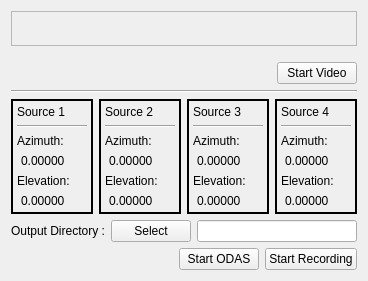
Above: src/app/gui/conference.ui from introlab/rendezvous before the change. Below: the same form after it.
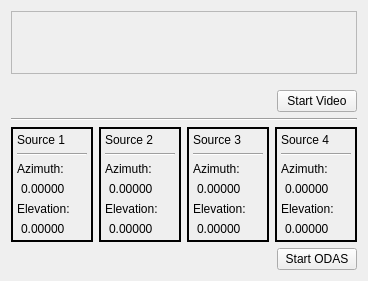
That is the form after the change.

Commit message: split conference and recording UI

```diff
--- a/src/app/gui/conference.ui
+++ b/src/app/gui/conference.ui
@@ -417,25 +417,7 @@
       </layout>
      </item>
      <item>
-      <layout class="QHBoxLayout" name="horizontalLayout_3">
-       <item>
-        <widget class="QLabel" name="label">
-         <property name="text">
-          <string>Output Directory :</string>
-         </property>
-        </widget>
-       </item>
-       <item>
-        <widget class="QPushButton" name="btnSelectOutputFolder">
-         <property name="text">
-          <string>Select</string>
-         </property>
-        </widget>
-       </item>
-       <item>
-        <widget class="QLineEdit" name="outputFolder"/>
-       </item>
-      </layout>
+      <layout class="QHBoxLayout" name="horizontalLayout_3"/>
      </item>
      <item>
       <layout class="QHBoxLayout" name="horizontalLayout">
@@ -475,19 +457,6 @@
          </property>
         </widget>
        </item>
-       <item>
-        <widget class="QPushButton" name="btnStartStopRecord">
-         <property name="text">
-          <string>Start Recording</string>
-         </property>
-         <property name="checkable">
-          <bool>false</bool>
-         </property>
-         <property name="checked">
-          <bool>false</bool>
-         </property>
-        </widget>
-       </item>
       </layout>
      </item>
     </layout>
```
The commit also changes 6 other files.
